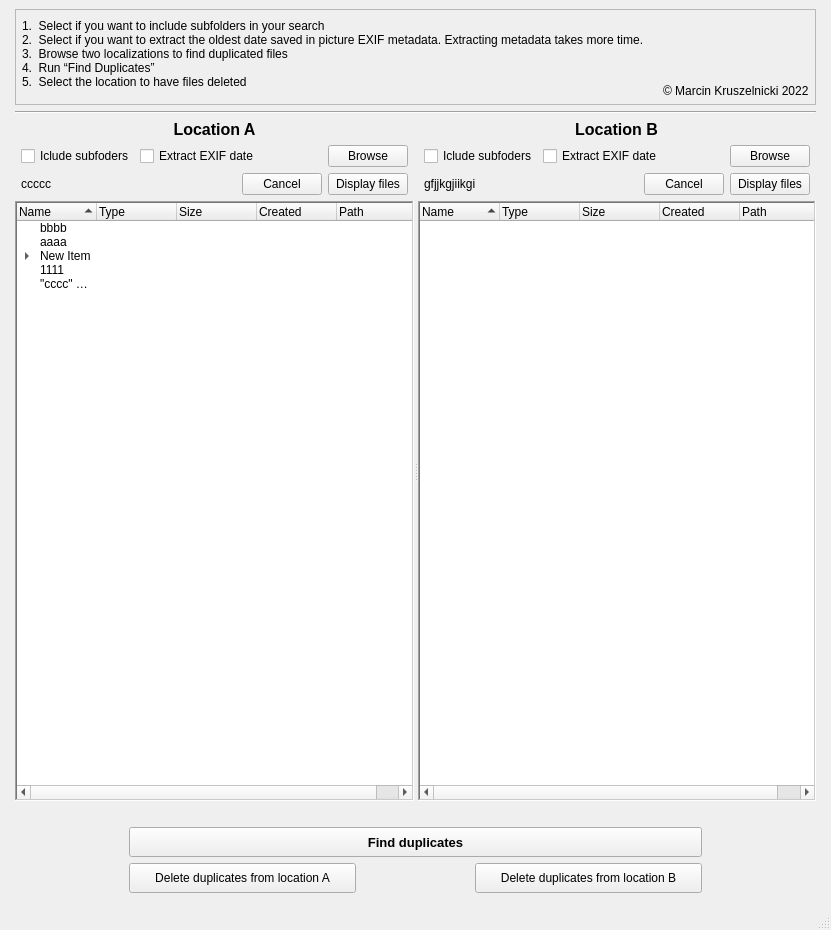
Qt form GUI.ui (Zwornik/2202_File_manag) before a commit.
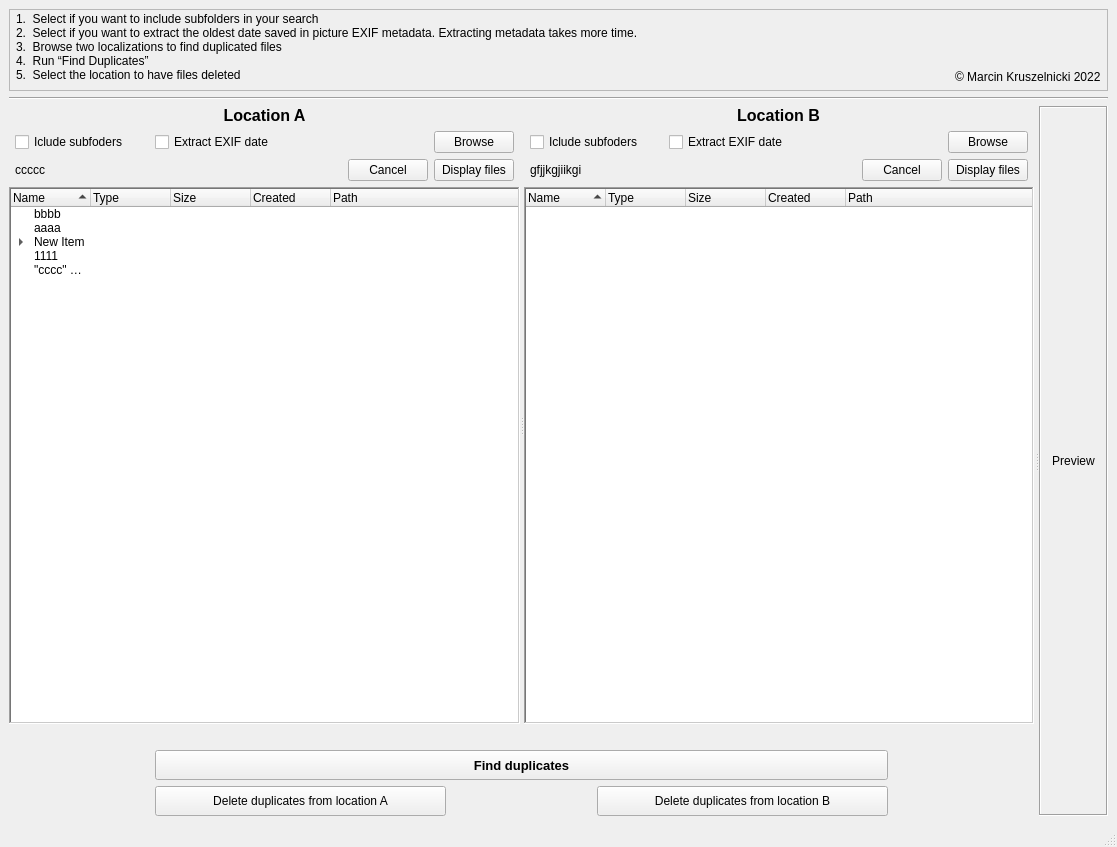
The same form after that commit.

Commit message: Image previev added

```diff
--- a/GUI.ui
+++ b/GUI.ui
@@ -9,8 +9,8 @@
    <rect>
     <x>0</x>
     <y>0</y>
-    <width>831</width>
-    <height>930</height>
+    <width>1117</width>
+    <height>847</height>
    </rect>
   </property>
   <property name="sizePolicy">
@@ -26,18 +26,7 @@
    <locale language="English" country="UnitedKingdom"/>
   </property>
   <widget class="QWidget" name="centralwidget">
-   <layout class="QVBoxLayout" name="verticalLayout_8">
-    <item>
-     <layout class="QVBoxLayout" name="verticalLayout_7">
-      <property name="leftMargin">
-       <number>6</number>
-      </property>
-      <property name="rightMargin">
-       <number>6</number>
-      </property>
-      <property name="bottomMargin">
-       <number>6</number>
-      </property>
+   <layout class="QVBoxLayout" name="verticalLayout_4">
       <item>
        <widget class="QFrame" name="frame">
         <property name="sizePolicy">
@@ -49,7 +38,7 @@
         <property name="maximumSize">
          <size>
           <width>16777215</width>
-          <height>96</height>
+        <height>82</height>
          </size>
         </property>
         <property name="frameShape">
@@ -82,10 +71,16 @@
              <verstretch>0</verstretch>
             </sizepolicy>
            </property>
+         <property name="minimumSize">
+          <size>
+           <width>661</width>
+           <height>0</height>
+          </size>
+         </property>
            <property name="maximumSize">
             <size>
              <width>15000</width>
-             <height>92</height>
+           <height>78</height>
             </size>
            </property>
            <property name="text">
@@ -130,9 +125,43 @@
        </widget>
       </item>
       <item>
-       <widget class="QSplitter" name="splitter">
+     <widget class="QSplitter" name="splitter_2">
+      <property name="autoFillBackground">
+       <bool>true</bool>
+      </property>
         <property name="orientation">
          <enum>Qt::Horizontal</enum>
+      </property>
+      <property name="handleWidth">
+       <number>5</number>
+      </property>
+      <property name="childrenCollapsible">
+       <bool>false</bool>
+      </property>
+      <widget class="QWidget" name="layoutWidget">
+       <layout class="QVBoxLayout" name="verticalLayout_2">
+        <item>
+         <widget class="QSplitter" name="splitter_1">
+          <property name="cursor">
+           <cursorShape>ArrowCursor</cursorShape>
+          </property>
+          <property name="mouseTracking">
+           <bool>false</bool>
+          </property>
+          <property name="autoFillBackground">
+           <bool>false</bool>
+          </property>
+          <property name="frameShape">
+           <enum>QFrame::NoFrame</enum>
+          </property>
+          <property name="midLineWidth">
+           <number>3</number>
+          </property>
+          <property name="orientation">
+           <enum>Qt::Horizontal</enum>
+          </property>
+          <property name="childrenCollapsible">
+           <bool>false</bool>
         </property>
         <widget class="QWidget" name="verticalLayoutWidget">
          <layout class="QVBoxLayout" name="verticalLayout">
@@ -299,6 +328,12 @@
             <property name="enabled">
              <bool>true</bool>
             </property>
+              <property name="minimumSize">
+               <size>
+                <width>60</width>
+                <height>0</height>
+               </size>
+              </property>
             <property name="contextMenuPolicy">
              <enum>Qt::NoContextMenu</enum>
             </property>
@@ -470,7 +505,7 @@
             </item>
            </widget>
           </item>
-          <item alignment="Qt::AlignLeft">
+            <item>
            <widget class="QLabel" name="label_A">
             <property name="minimumSize">
              <size>
@@ -653,6 +688,12 @@
               <verstretch>0</verstretch>
              </sizepolicy>
             </property>
+              <property name="minimumSize">
+               <size>
+                <width>60</width>
+                <height>0</height>
+               </size>
+              </property>
             <property name="cursor" stdset="0">
              <cursorShape>ArrowCursor</cursorShape>
             </property>
@@ -725,7 +766,7 @@
             </column>
            </widget>
           </item>
-          <item alignment="Qt::AlignLeft">
+            <item>
            <widget class="QLabel" name="label_B">
             <property name="minimumSize">
              <size>
@@ -895,6 +936,37 @@
        </layout>
       </item>
      </layout>
+      </widget>
+      <widget class="QLabel" name="image_view">
+       <property name="sizePolicy">
+        <sizepolicy hsizetype="Maximum" vsizetype="Maximum">
+         <horstretch>0</horstretch>
+         <verstretch>0</verstretch>
+        </sizepolicy>
+       </property>
+       <property name="minimumSize">
+        <size>
+         <width>0</width>
+         <height>0</height>
+        </size>
+       </property>
+       <property name="frameShape">
+        <enum>QFrame::Box</enum>
+       </property>
+       <property name="frameShadow">
+        <enum>QFrame::Sunken</enum>
+       </property>
+       <property name="text">
+        <string>Preview</string>
+       </property>
+       <property name="scaledContents">
+        <bool>false</bool>
+       </property>
+       <property name="alignment">
+        <set>Qt::AlignCenter</set>
+       </property>
+      </widget>
+     </widget>
     </item>
    </layout>
   </widget>
```
Lines whose indentation alone changed are shown as unchanged. The commit also changes 2 other files.
